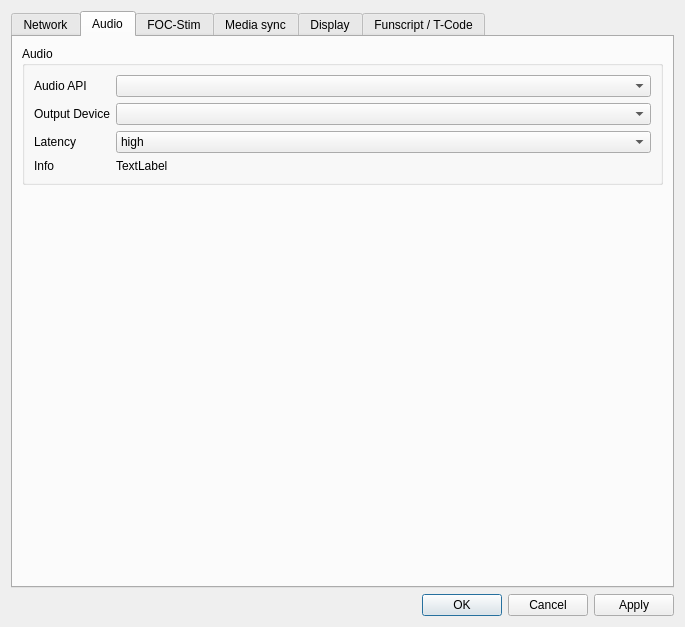
Old version of the form designer/preferencesdialog.ui in the repository diglet48/restim.
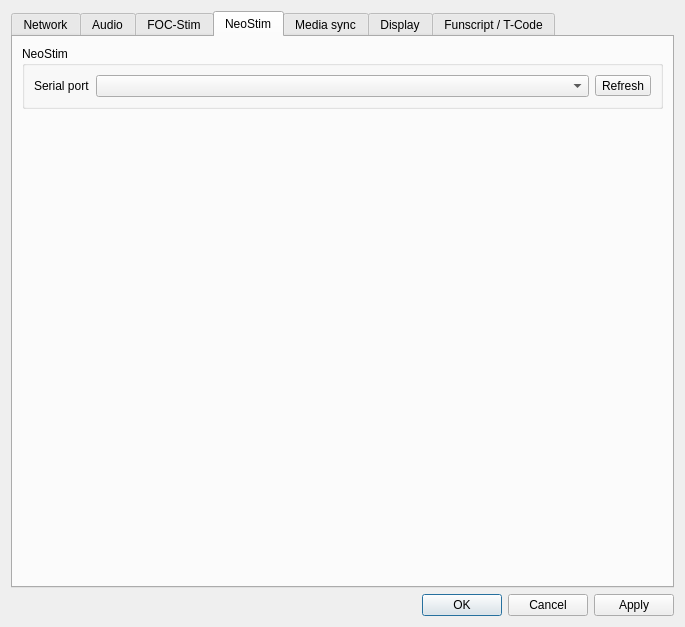
New version of the form. Icons and pictures are not drawn. Custom widgets are drawn as their Qt base class.

Commit message: Add support for NeoDK/NeoStim devices in three-phase.

Patch:
```diff
--- a/designer/preferencesdialog.ui
+++ b/designer/preferencesdialog.ui
@@ -17,7 +17,7 @@
    <item>
     <widget class="QTabWidget" name="tabWidget">
      <property name="currentIndex">
-      <number>1</number>
+      <number>3</number>
      </property>
      <widget class="QWidget" name="tab_network">
       <attribute name="title">
@@ -457,6 +457,59 @@
        </item>
       </layout>
      </widget>
+     <widget class="QWidget" name="tab_neostim">
+      <attribute name="title">
+       <string>NeoStim</string>
+      </attribute>
+      <layout class="QVBoxLayout" name="verticalLayout_8">
+       <item>
+        <widget class="QGroupBox" name="groupBox_4">
+         <property name="title">
+          <string>NeoStim</string>
+         </property>
+         <layout class="QGridLayout" name="gridLayout_6">
+          <item row="0" column="2">
+           <widget class="QToolButton" name="neostim_refresh_serial_devices">
+            <property name="text">
+             <string>Refresh</string>
+            </property>
+           </widget>
+          </item>
+          <item row="0" column="0">
+           <widget class="QLabel" name="label_17">
+            <property name="text">
+             <string>Serial port</string>
+            </property>
+           </widget>
+          </item>
+          <item row="0" column="1">
+           <widget class="QComboBox" name="neostim_port">
+            <property name="sizePolicy">
+             <sizepolicy hsizetype="Expanding" vsizetype="Fixed">
+              <horstretch>0</horstretch>
+              <verstretch>0</verstretch>
+             </sizepolicy>
+            </property>
+           </widget>
+          </item>
+         </layout>
+        </widget>
+       </item>
+       <item>
+        <spacer name="verticalSpacer_5">
+         <property name="orientation">
+          <enum>Qt::Vertical</enum>
+         </property>
+         <property name="sizeHint" stdset="0">
+          <size>
+           <width>20</width>
+           <height>40</height>
+          </size>
+         </property>
+        </spacer>
+       </item>
+      </layout>
+     </widget>
      <widget class="QWidget" name="tab_media_settings">
       <attribute name="title">
        <string>Media sync</string>
```
The commit also changes 39 other files.
